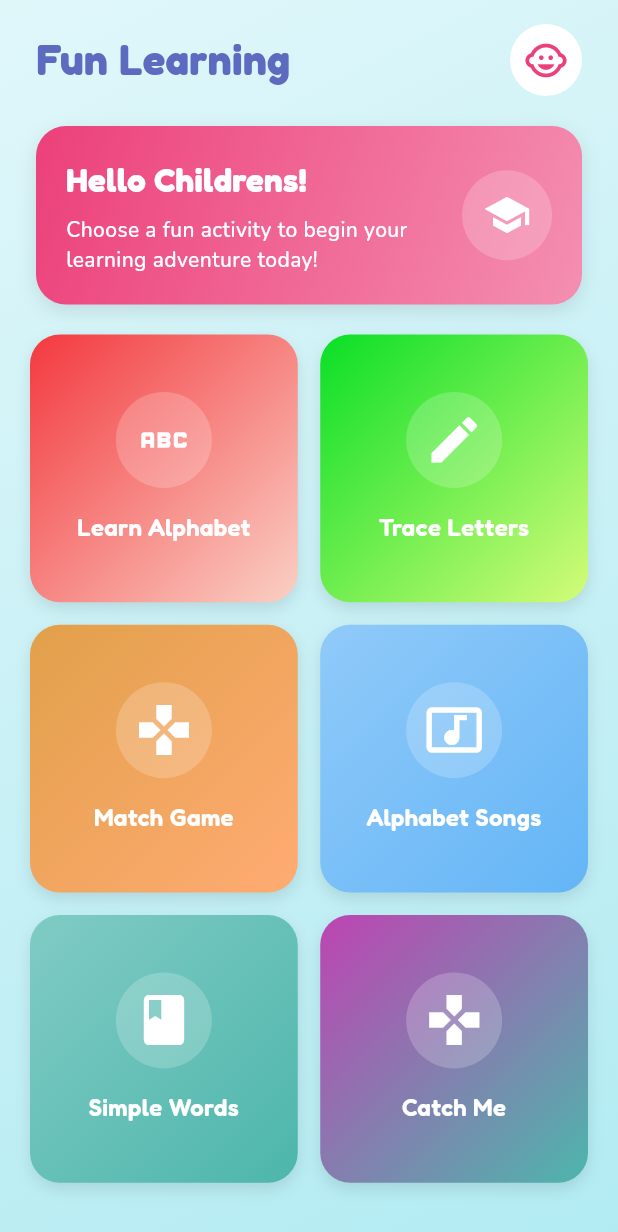
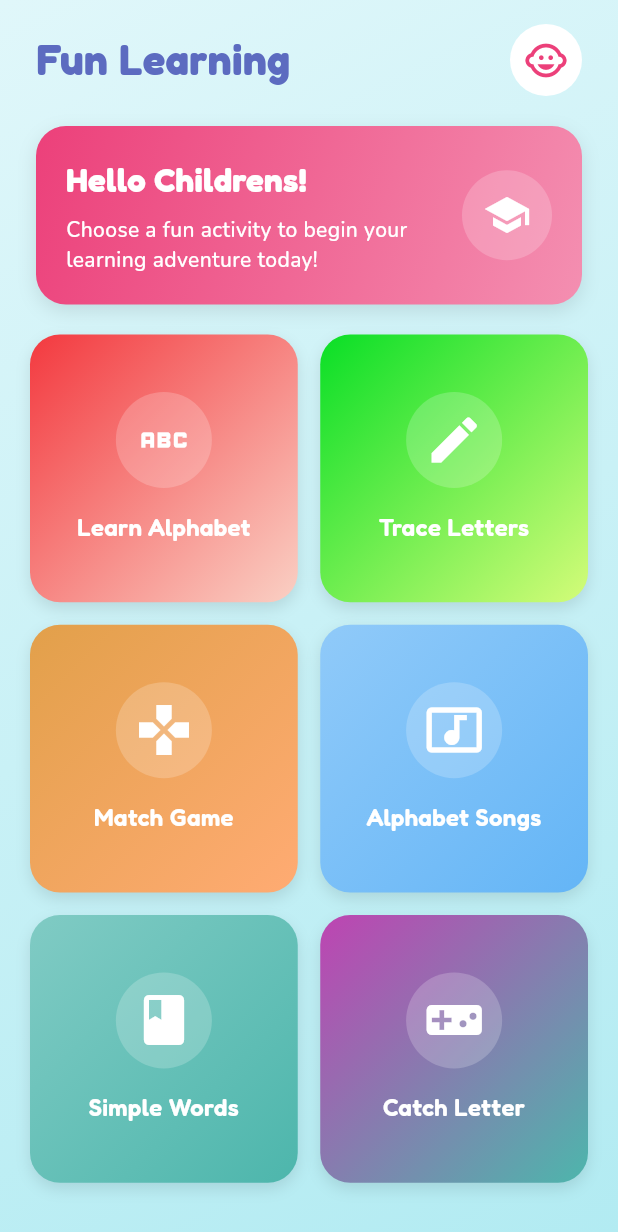
Before and after one commit to lalit4312/ABC-KIDS, a Flutter app: the screen it shows after launch, on a phone screen of 412 x 824 dp. Shown: the top 1232 px of the screen. Run offline on Flutter 3.47's test engine with Material 3 defaults, Android fonts, the light colour scheme and no system bars; our stand-ins replace audioplayers, google_fonts; missing offline and left inert: flame.

Commit message:
letter catch added

```diff
--- a/lib/home_page.dart
+++ b/lib/home_page.dart
@@ -6,7 +6,6 @@ import 'package:alphabet_learning_app/matching_game.dart';
 import 'package:alphabet_learning_app/simple_word.dart';
 import 'package:flutter/material.dart';
 import 'package:google_fonts/google_fonts.dart';
-import 'package:flame/game.dart';
 
 class HomePage extends StatelessWidget {
   final List<Map<String, dynamic>> activities = [
@@ -41,8 +40,8 @@ class HomePage extends StatelessWidget {
       'route': SimpleWordsPage(),
     },
     {
-      'title': 'Catch Me',
-      'icon': Icons.gamepad,
+      'title': 'Catch Letter',
+      'icon': Icons.videogame_asset,
       'gradient': [Color.fromARGB(255, 190, 68, 178), Color(0xFF4DB6AC)],
       'route': AlphabetCatchingGamePage(),
     },
```
